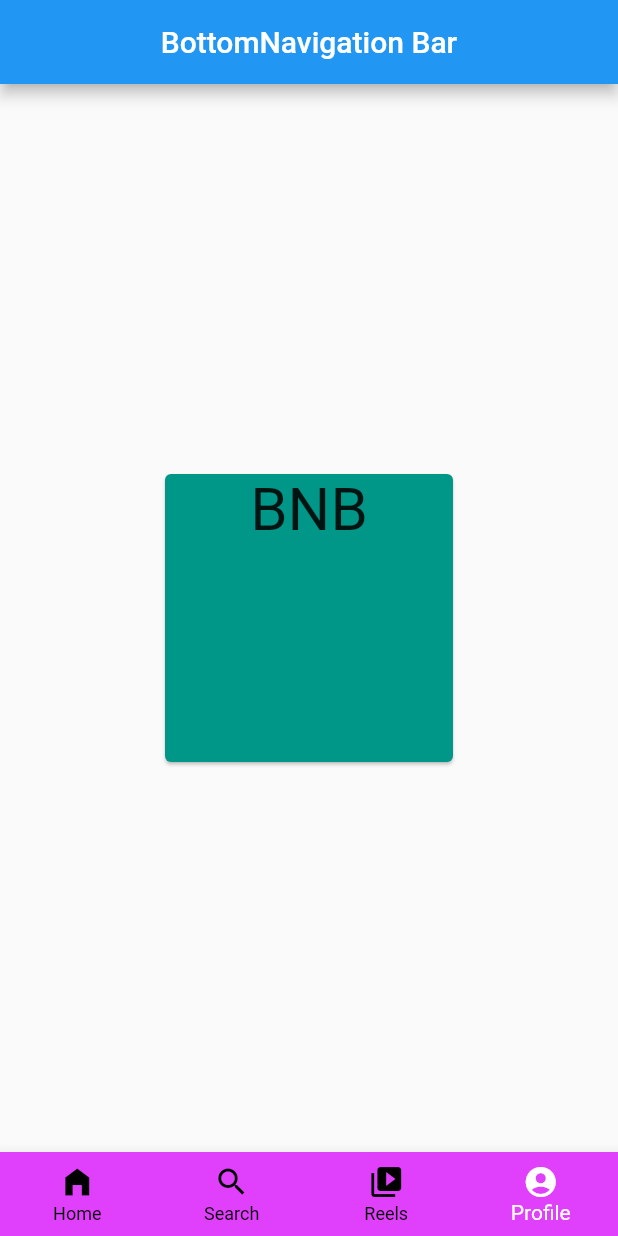
After one commit to favazz-10/ASFlutter1, a Flutter app: the bottomnavigation screen opened directly, on a phone screen of 412 x 824 dp. The commit adds this screen. Run offline on Flutter 3.47's test engine with Material 2 defaults, Android fonts, the phone set to English and light mode, and no system bars; our stand-ins replace fluttertoast; network calls fail.

Commit message:
2nd commit

```diff
--- /dev/null
+++ b/lib/botttomNavigation.dart
@@ -0,0 +1,63 @@
+import 'package:flutter/material.dart';
+
+class bottomnavigation extends StatefulWidget {
+  @override
+  State<bottomnavigation> createState() => _bottomnavigationState();
+}
+
+class _bottomnavigationState extends State<bottomnavigation> {
+
+  int selectedindex = 3;
+
+  void onitemtap(int index) {
+    setState(() {
+      selectedindex = index;
+    });
+  }
+
+  @override
+  Widget build(BuildContext context) {
+    return Scaffold(
+      appBar: AppBar(
+        title: Text('BottomNavigation Bar'),
+        centerTitle: true,
+      ),
+      body: const Center(
+        child: SizedBox(
+          height: 200,
+          width: 200,
+          child: Card(
+            color: Colors.teal,
+            child: Text(
+              'BNB',
+              style: TextStyle(fontSize: 40),
+              textAlign: TextAlign.center,
+            ),
+          ),
+        ),
+      ),
+      bottomNavigationBar: BottomNavigationBar(
+        type: BottomNavigationBarType.fixed,
+        selectedItemColor: Colors.white,
+        unselectedItemColor: Colors.black,
+        backgroundColor: Colors.purpleAccent,
+        currentIndex: selectedindex,
+        onTap: onitemtap,
+        items: const [
+          BottomNavigationBarItem(icon: Icon(Icons.home_filled), label: 'Home'),
+          BottomNavigationBarItem(icon: Icon(Icons.search), label: 'Search'),
+          BottomNavigationBarItem(
+              icon: Icon(Icons.video_library), label: 'Reels'),
+          BottomNavigationBarItem(
+              icon: Icon(Icons.account_circle_rounded), label: 'Profile'),
+        ],
+      ),
+    );
+  }
+}
+
+void main() {
+  runApp(MaterialApp(
+    home: bottomnavigation(),
+  ));
+}
```
Also changed, not shown: lib/ListView_Builder.dart (+79 -22 lines), lib/ListView_Seperated.dart (added, +47 -0 lines), lib/smple.dart (added, +12 -0 lines), assets/images/clapperboard.png (added).
